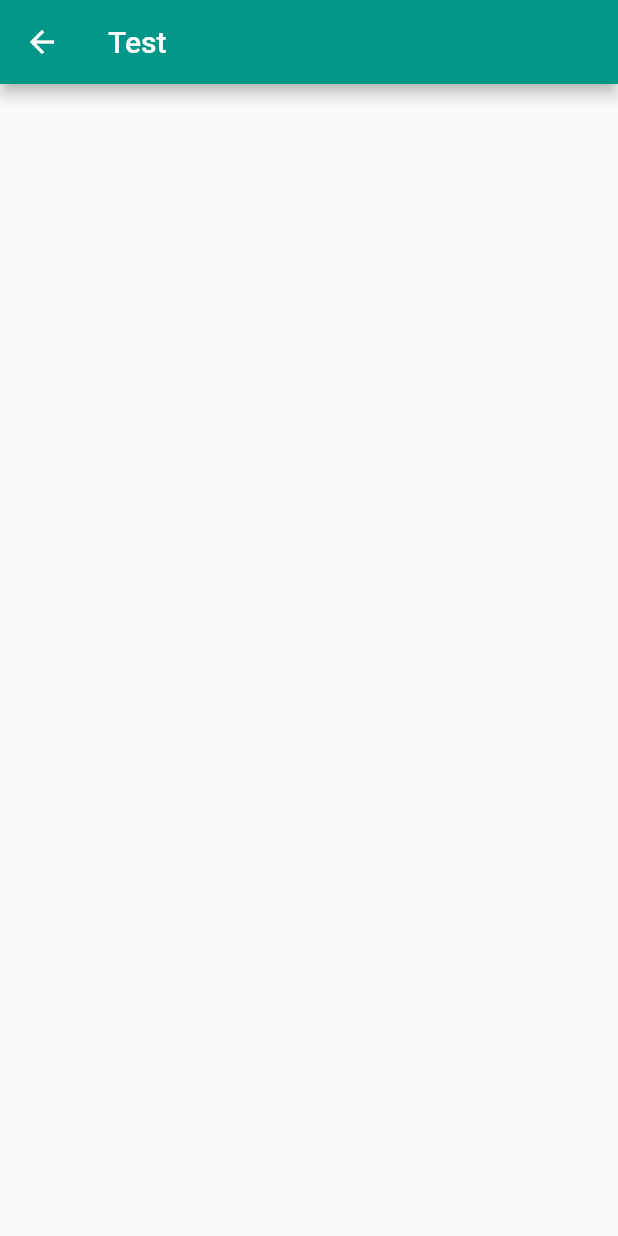
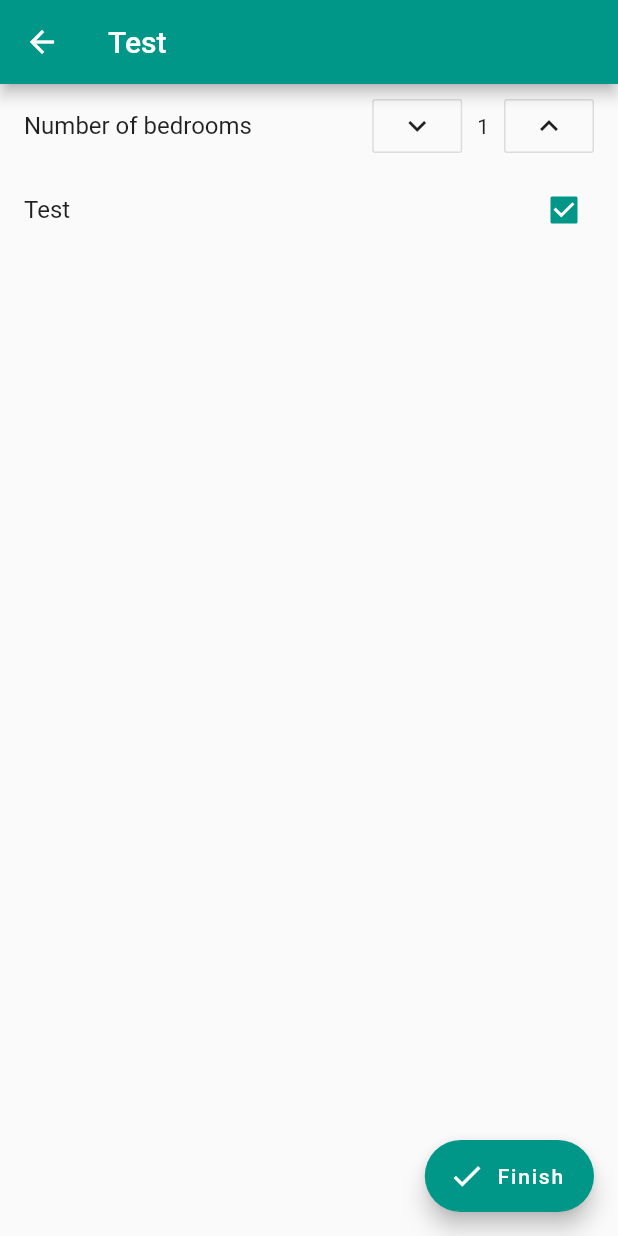
Before and after one commit to Lindronics/property_checklist, a Flutter app: the screen it shows after launch, after a tap on "Test", on a phone screen of 412 x 824 dp. Run offline on Flutter 3.47's test engine with Material 2 defaults, Android fonts, the phone set to English and light mode, and no system bars.

Commit message:
Can now display boolean and numeric features in property view

```diff
--- a/property_checklist_app/lib/data/feature.dart
+++ b/property_checklist_app/lib/data/feature.dart
@@ -1,7 +1,78 @@
+import 'package:flutter/material.dart';
+
 abstract class Feature {
   String name;
+
+  Feature(this.name);
+
+  Widget getWidget(void Function(void Function()) fn);
 }
 
-class BooleanFeature {
+class BooleanFeature extends Feature {
+  final bool defaultValue;
+  bool value;
 
+  BooleanFeature(name, this.defaultValue) : super(name) {
+    value = defaultValue;
+  }
+
+  @override
+  Widget getWidget(void Function(void Function()) fn) {
+    return CheckboxListTile(
+      title: Text(this.name),
+      value: this.value,
+      onChanged: (bool newValue) {
+        fn(() {
+          this.value = newValue;
+          print(newValue);
+        });
+      },
+    );
+  }
 }
+
+class CountFeature extends Feature {
+  final int defaultValue;
+  int value;
+
+  CountFeature(name, this.defaultValue) : super(name) {
+    value = defaultValue;
+  }
+
+  @override
+  Widget getWidget(void Function(void Function()) fn) {
+    return ListTile(
+        title: Text(this.name),
+        trailing: Row(
+          crossAxisAlignment: CrossAxisAlignment.center,
+          mainAxisSize: MainAxisSize.min,
+          children: <Widget>[
+            SizedBox(
+                width: 60,
+                child: OutlineButton(
+                  onPressed: () {
+                    fn(() {
+                      if (value > 0) {
+                        value--;
+                      }
+                    });
+                  },
+                  child: Icon(Icons.expand_more),
+                )),
+            Padding(
+                padding: const EdgeInsets.all(10.0),
+                child: Text(value.toString())),
+            SizedBox(
+                width: 60,
+                child: OutlineButton(
+                  onPressed: () {
+                    fn(() {
+                      value++;
+                    });
+                  },
+                  child: Icon(Icons.expand_less),
+                )),
+          ],
+        ));
+  }
+}
--- a/property_checklist_app/lib/data/property.dart
+++ b/property_checklist_app/lib/data/property.dart
@@ -1,9 +1,16 @@
+import 'feature.dart';
+
 class Property {
   String name;
   Uri posting;
   DateTime availableOn;
   String address;
+  List<Feature> features = [];
 
-  Property({this.name});
-
+  Property({this.name}) {
+    features = [
+      CountFeature("Number of bedrooms", 1),
+      BooleanFeature("Test", true),
+    ];
+  }
 }
--- a/property_checklist_app/lib/main.dart
+++ b/property_checklist_app/lib/main.dart
@@ -1,7 +1,7 @@
 import 'package:flutter/material.dart';
-import 'package:property_checklist_app/add_property.dart';
+import 'package:property_checklist_app/add_property_page.dart';
 import 'package:property_checklist_app/data/storage_adapter.dart';
-import 'package:property_checklist_app/property.dart';
+import 'package:property_checklist_app/property_page.dart';
 
 import 'data/property.dart';
 
--- a/property_checklist_app/lib/property.dart
+++ b/property_checklist_app/lib/property_page.dart
@@ -18,6 +18,22 @@ class _PropertyPageState extends State<PropertyPage> {
       appBar: AppBar(
         title: Text(widget.property.name),
       ),
+      body: ListView.builder(
+        itemCount: widget.property.features.length,
+        itemBuilder: (context, index) {
+          final feature = widget.property.features[index];
+
+          return feature.getWidget(setState);
+        },
+      ),
+      floatingActionButton: FloatingActionButton.extended(
+        onPressed: () {
+          Navigator.pop(context);
+        },
+        tooltip: "Finish editing",
+        label: Text("Finish"),
+        icon: Icon(Icons.check),
+      ),
     );
   }
 }
--- a/property_checklist_app/pubspec.yaml
+++ b/property_checklist_app/pubspec.yaml
@@ -23,6 +23,7 @@ environment:
 dependencies:
   flutter:
     sdk: flutter
+  flutter_slidable: ^0.5.4
 
 
   # The following adds the Cupertino Icons font to your application.
```
Also changed, not shown: property_checklist_app/lib/add_property_page.dart (renamed from property_checklist_app/lib/add_property.dart), property_checklist_app/pubspec.lock.
